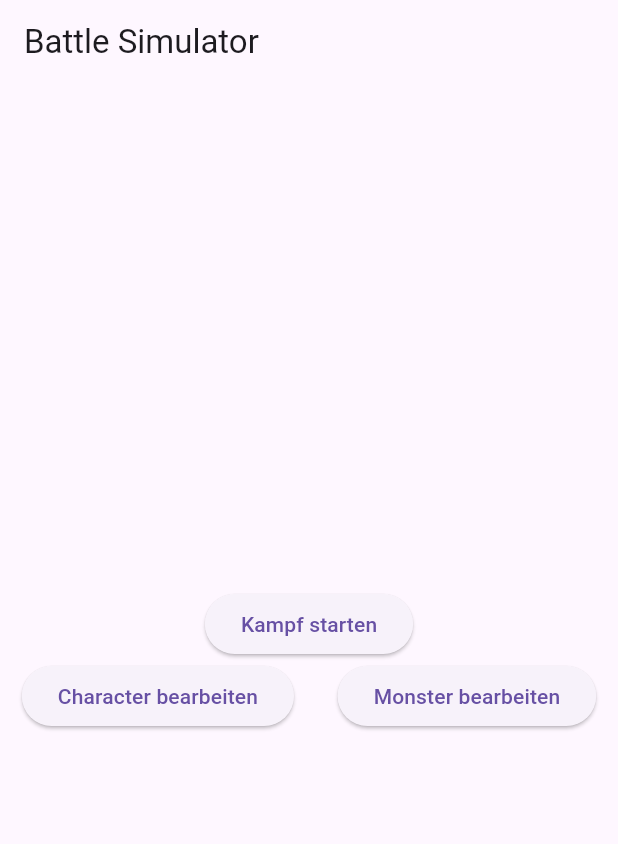
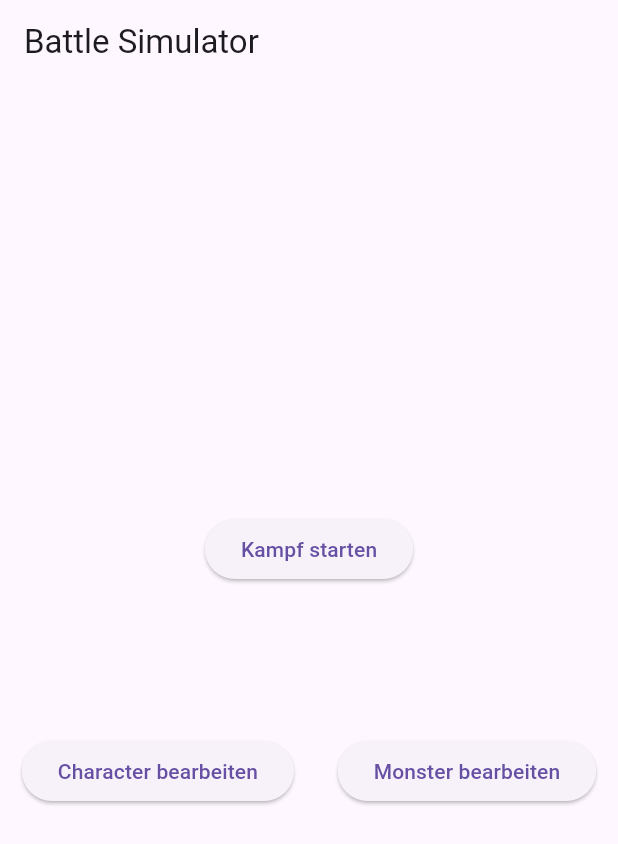
Before and after one commit to Dakueken/battle_simulation, a Flutter app: the screen it shows after launch, on a phone screen of 412 x 824 dp. Shown: the top 844 px of the screen. Run offline on Flutter 3.47's test engine with Material 3 defaults, Android fonts, the phone set to English and light mode, and no system bars.

Commit message:
dreieck aus buttons verschoben

```diff
--- a/lib/start/mainscreen.dart
+++ b/lib/start/mainscreen.dart
@@ -8,12 +8,12 @@ class MainScreen extends StatelessWidget {
     return MaterialApp(
       home: Scaffold(
         appBar: AppBar(title: Text("Battle Simulator")),
-        body: Center(
-          child: Column(
+        body: Column(
           mainAxisAlignment: MainAxisAlignment.center,
           crossAxisAlignment: CrossAxisAlignment.center,
           children: [
             ElevatedButton(onPressed: () {}, child: Text("Kampf starten")),
+            SizedBox(height: 100),
             Row(
               mainAxisAlignment: MainAxisAlignment.spaceAround,
               children: [
@@ -30,7 +30,6 @@ class MainScreen extends StatelessWidget {
           ],
         ),
       ),
-      ),
     );
   }
 }
```
Lines whose indentation alone changed are shown as unchanged.
